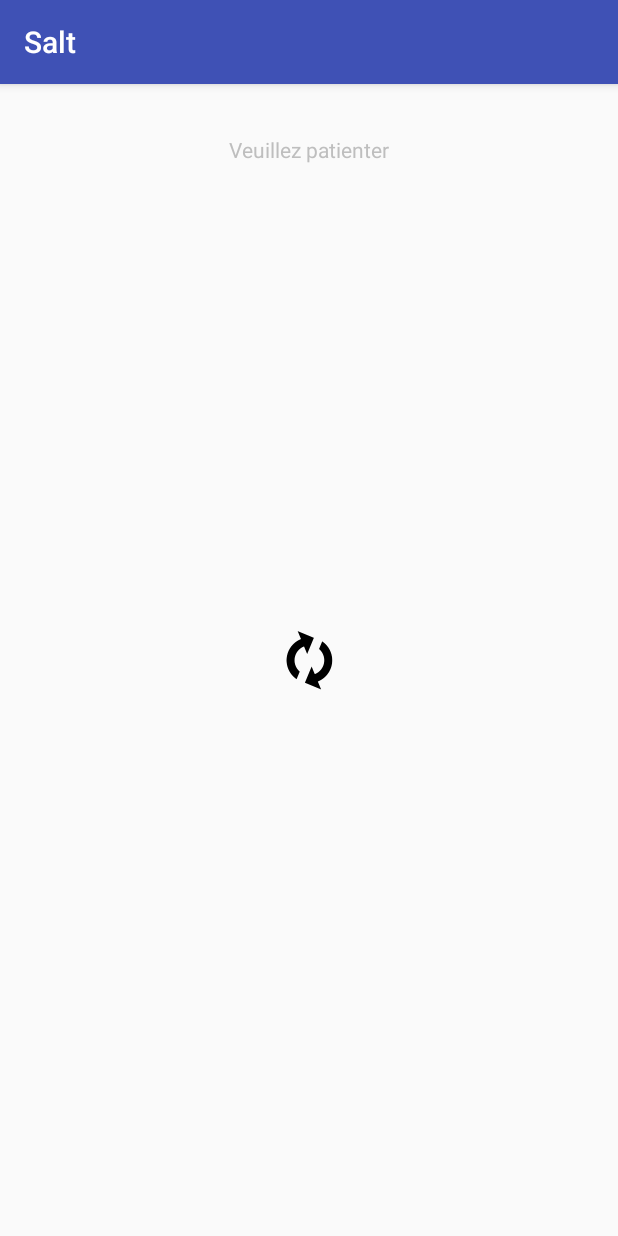
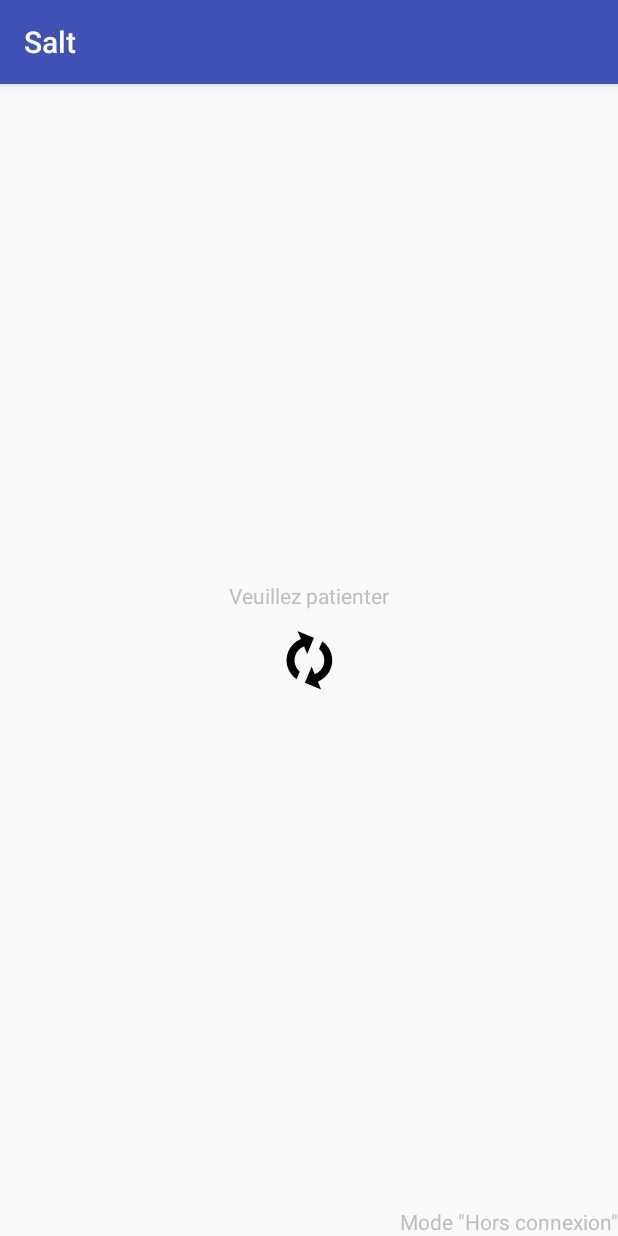
Before and after one commit to FontanyLegall-Brandon/Salt, an Android app: the screen it shows after launch (Menu), on a phone screen of 412 x 824 dp. Run offline under Robolectric (Android 15) with nearby library versions, the phone set to English and light mode, and no system bars; libraries missing offline, so code that uses them is left out: io.socket.client, io.socket.emitter; 5 statements that could not run were skipped.

Commit message:
Ajout d'un bouton pour accéder plus rapidement au mode "hors connexion" lors du chargement et faciliter les tests par la suite. (LPEPD-22)

```diff
--- a/android/ProjetL3/app/src/main/java/com/example/utilisateur/projetl3/Menu.java
+++ b/android/ProjetL3/app/src/main/java/com/example/utilisateur/projetl3/Menu.java
@@ -1,5 +1,8 @@
 package com.example.utilisateur.projetl3;
 
+import android.app.AlertDialog;
+import android.app.Dialog;
+import android.content.DialogInterface;
 import android.content.Intent;
 import android.support.v7.app.AppCompatActivity;
 import android.os.Bundle;
@@ -9,6 +12,7 @@ import android.widget.EditText;
 import android.widget.ImageView;
 import android.widget.TextView;
 import android.widget.Toast;
+import android.app.AlertDialog.Builder;
 
 import java.net.URISyntaxException;
 import java.util.concurrent.TimeUnit;
@@ -18,7 +22,11 @@ import com.example.utilisateur.projetl3.utils.LoadingScreen;
 
 public class Menu extends AppCompatActivity {
     private Client client;
+    //Pass est true si on veut passer en mode hors connexion.
+    private boolean pass =false;
     private Thread attenteConnexion = null;
+    //Constructeur pour les boites de dialogue.
+    AlertDialog.Builder builder;
 
     public Client getClient() {
         if (client == null) client = new Client();
@@ -34,6 +42,22 @@ public class Menu extends AppCompatActivity {
         super.onCreate(savedInstanceState);
         setContentView(R.layout.loading_screen);
         LoadingScreen loadingscreen = new LoadingScreen((ImageView) findViewById(R.id.animatedLoading));
+
+        //Bouton pour passer en hors connexion
+        TextView passer = (TextView) findViewById(R.id.buttonNoCo);
+
+        //Choix pour le "hors connexion" (sert principalement pour les tests et pouvoir se passer de serveur et de son attente pour les vérifications qui n'en ont pas besoin.)
+        builder = new AlertDialog.Builder(this, R.style.MyAlertDialogStyle);
+        builder.setTitle("/!\\ Attention /!\\ ");
+        builder.setMessage("En entrant en mode \"Hors connexion\" votre progression ne pourra pas être sauvegardée... \n Continuer quand même?");
+        builder.setPositiveButton("Oui",new OkOnClickListener());
+        builder.setNegativeButton("Annuler", new CancelOnClickListener());
+        passer.setOnClickListener(new View.OnClickListener() {
+            @Override
+            public void onClick(View v) {
+                builder.show();
+            }
+        });
         loadingscreen.setLoadScreen();
         this.getClient().connect();
 
@@ -43,7 +67,7 @@ public class Menu extends AppCompatActivity {
         attenteConnexion = new Thread(new Runnable() {
             public void run() {
                 int connecting = 0;
-                while (!client.is_connected() && connecting < Integer.MAX_VALUE / 2) {
+                while (!client.is_connected() && connecting < Integer.MAX_VALUE / 2 && !pass) {
                     connecting++;
                 }
                 runOnUiThread(new Runnable() {
@@ -82,4 +106,19 @@ public class Menu extends AppCompatActivity {
         });
         attenteConnexion.start();
     }
+
+    private final class CancelOnClickListener implements
+            DialogInterface.OnClickListener {
+        public void onClick(DialogInterface dialog, int which) {
+            Toast.makeText(getApplicationContext(), "Connexion en cours...",
+                    Toast.LENGTH_LONG).show();
+        }
+    }
+
+    private final class OkOnClickListener implements
+            DialogInterface.OnClickListener {
+        public void onClick(DialogInterface dialog, int which) {
+            pass=true;
+        }
+    }
 }
--- a/android/ProjetL3/app/src/main/res/layout/loading_screen.xml
+++ b/android/ProjetL3/app/src/main/res/layout/loading_screen.xml
@@ -21,9 +21,19 @@
         android:id="@+id/textView5"
         android:layout_width="wrap_content"
         android:layout_height="wrap_content"
+        android:layout_above="@+id/animatedLoading"
         android:layout_centerHorizontal="true"
-        android:layout_marginTop="34dp"
+        android:layout_marginBottom="12dp"
         android:text="Veuillez patienter"
         tools:layout_editor_absoluteX="138dp"
         tools:layout_editor_absoluteY="313dp" />
+
+    <TextView
+        android:id="@+id/buttonNoCo"
+        android:layout_width="wrap_content"
+        android:layout_height="wrap_content"
+        android:layout_alignParentBottom="true"
+        android:layout_alignParentEnd="true"
+        android:layout_alignParentRight="true"
+        android:text='Mode "Hors connexion"' />
 </RelativeLayout>
--- /dev/null
+++ b/android/ProjetL3/app/src/main/res/styles.xml
@@ -0,0 +1,5 @@
+<style name="MyAlertDialogStyle" parent="Theme.AppCompat.Light.Dialog.Alert">
+    <item name="colorAccent">#FFC107</item>
+    <item name="android:textColorPrimary">#FFFFFF</item>
+    <item name="android:background">#AF4C50</item>
+</style>
--- a/android/ProjetL3/app/src/main/res/values/styles.xml
+++ b/android/ProjetL3/app/src/main/res/values/styles.xml
@@ -8,4 +8,10 @@
         <item name="colorAccent">@color/colorAccent</item>
     </style>
 
+    <style name="MyAlertDialogStyle" parent="Theme.AppCompat.Light.Dialog.Alert">
+        <item name="colorAccent">#FFC107</item>
+        <item name="android:textColorPrimary">#FFFFFF</item>
+        <item name="android:background">#AF4C50</item>
+    </style>
+
 </resources>
```
